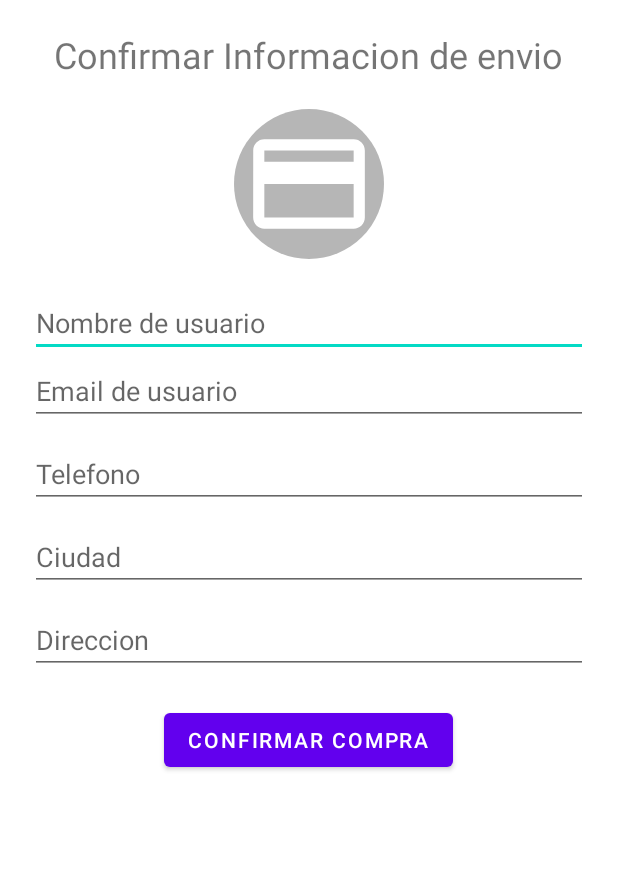
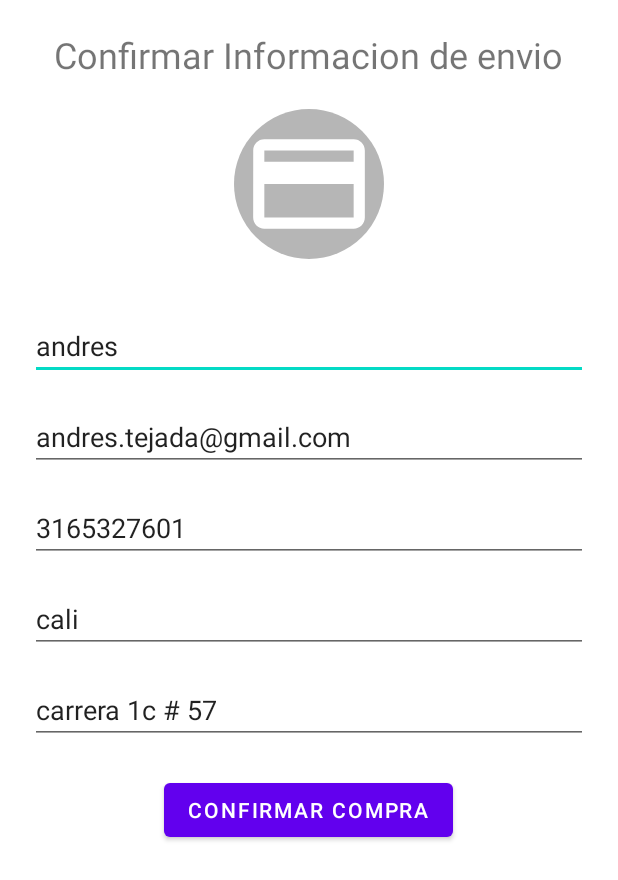
Before and after one commit to andrestejada/tiendaVirtualUcompensar, an Android app: the layout activity_confirm_user_info.xml on its own in the app's theme, with its tools: preview values and no code run, on a phone screen of 412 x 824 dp. Shown: the top 880 px of the screen. Run offline under Robolectric (Android 15) with nearby library versions, the phone set to English and light mode, and no system bars.

```diff
--- a/app/src/main/res/layout/activity_confirm_user_info.xml
+++ b/app/src/main/res/layout/activity_confirm_user_info.xml
@@ -27,7 +27,9 @@
         android:layout_width="match_parent"
         android:layout_height="wrap_content"
         android:hint="Nombre de usuario"
+        android:layout_marginTop="15dp"
         android:inputType="text"
+        android:text="andres"
         android:maxLines="1" />
 
     <EditText
@@ -35,15 +37,18 @@
         android:layout_width="match_parent"
         android:layout_height="wrap_content"
         android:hint="Email de usuario"
+        android:layout_marginTop="15dp"
         android:inputType="textEmailAddress"
+        android:text="andres.tejada@gmail.com"
         android:maxLines="1" />
 
     <EditText
         android:id="@+id/phone"
         android:layout_width="match_parent"
         android:layout_height="wrap_content"
-        android:layout_marginTop="10dp"
+        android:layout_marginTop="15dp"
         android:hint="Telefono"
+        android:text="3165327601"
         android:inputType="phone"
         android:maxLines="1" />
 
@@ -51,21 +56,22 @@
         android:id="@+id/city"
         android:layout_width="match_parent"
         android:layout_height="wrap_content"
-        android:layout_marginTop="10dp"
+        android:layout_marginTop="15dp"
         android:hint="Ciudad"
         android:inputType="text"
+        android:text="cali"
         android:maxLines="1" />
 
     <EditText
         android:id="@+id/address"
         android:layout_width="match_parent"
         android:layout_height="wrap_content"
-        android:layout_marginTop="10dp"
+        android:layout_marginTop="15dp"
         android:hint="Direccion"
         android:inputType="text"
+        android:text="carrera 1c # 57"
         android:maxLines="1" />
 
-    <!-- Botón para iniciar sesión -->
     <Button
         android:id="@+id/btnConfirmDelivery"
         android:layout_width="wrap_content"
--- a/app/src/main/res/layout/activity_login.xml
+++ b/app/src/main/res/layout/activity_login.xml
@@ -28,6 +28,7 @@
         android:layout_height="wrap_content"
         android:hint="Email de usuario"
         android:inputType="textEmailAddress"
+        android:text="aetejada@ucompensar.edu.co"
         android:maxLines="1" />
 
     <EditText
@@ -36,6 +37,7 @@
         android:layout_height="wrap_content"
         android:layout_marginTop="10dp"
         android:hint="Contraseña"
+        android:text="andres123"
         android:inputType="textPassword"
         android:maxLines="1" />
 
--- a/app/src/main/res/layout/activity_purchase_compleate.xml
+++ b/app/src/main/res/layout/activity_purchase_compleate.xml
@@ -4,7 +4,7 @@
     xmlns:tools="http://schemas.android.com/tools"
     android:layout_width="match_parent"
     android:layout_height="match_parent"
-    tools:context=".OrderConfirmationActivity">
+    tools:context=".ConfirmUserInfoActivity">
 
     <ImageView
         android:id="@+id/success_icon"
```
Also changed, not shown: app/src/main/java/com/example/tiendavirtualandroid/ConfirmUserInfoActivity.kt (+56 -7 lines), app/src/main/java/com/example/tiendavirtualandroid/InformationDelivery.kt (added, +9 -0 lines), app/src/main/java/com/example/tiendavirtualandroid/PurchaseCompleateActivity.kt (+9 -0 lines), app/src/main/java/com/example/tiendavirtualandroid/ShoppingCartActivity.kt (+7 -1 lines), app/src/main/res/layout/activity_shopping_cart.xml (+2 -5 lines).
